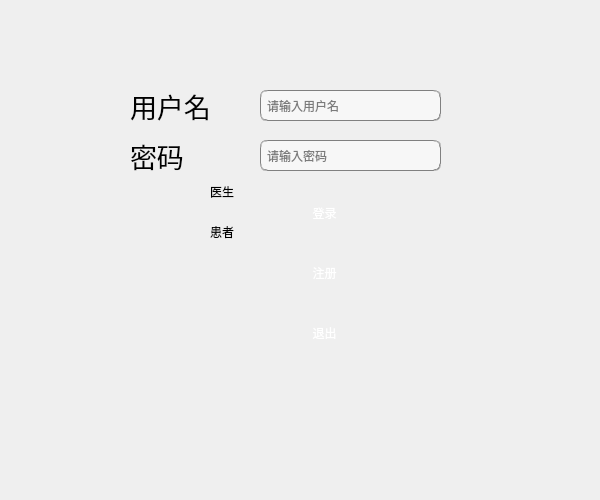
Above: demo1/login.ui from KeviaWang/work before the change. Below: the same form after it.
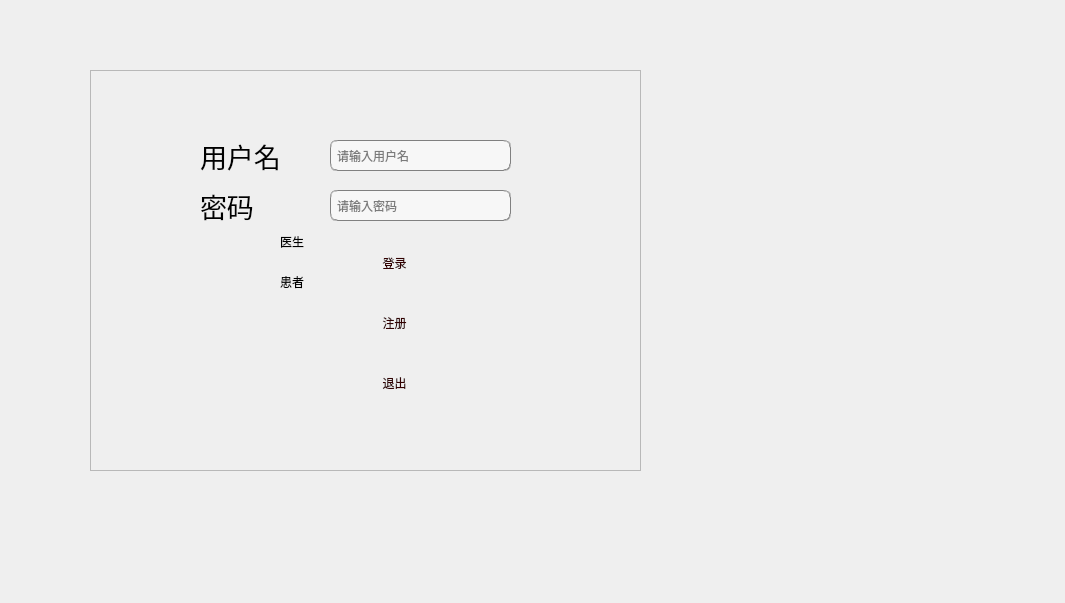
That is the form after the change. Icons and pictures are not drawn.

What changed in the file:
```diff
--- a/demo1/login.ui
+++ b/demo1/login.ui
@@ -6,34 +6,36 @@
    <rect>
     <x>0</x>
     <y>0</y>
-    <width>600</width>
-    <height>500</height>
+    <width>1065</width>
+    <height>603</height>
    </rect>
   </property>
   <property name="windowTitle">
    <string>Form</string>
   </property>
-  <widget class="QRadioButton" name="patientButton">
-   <property name="geometry">
-    <rect>
-     <x>190</x>
-     <y>220</y>
-     <width>112</width>
-     <height>23</height>
-    </rect>
-   </property>
    <property name="styleSheet">
-    <string notr="true">background:transparent</string>
-   </property>
-   <property name="text">
-    <string>患者</string>
+   <string notr="true">#login{border-image: url(:/picture/login.png);}</string>
+  </property>
+  <widget class="QFrame" name="frame">
+   <property name="geometry">
+    <rect>
+     <x>90</x>
+     <y>70</y>
+     <width>551</width>
+     <height>401</height>
+    </rect>
    </property>
-  </widget>
-  <widget class="QLineEdit" name="userLineEdit">
+   <property name="frameShape">
+    <enum>QFrame::StyledPanel</enum>
+   </property>
+   <property name="frameShadow">
+    <enum>QFrame::Raised</enum>
+   </property>
+   <widget class="QLineEdit" name="passLineEdit">
    <property name="geometry">
     <rect>
-     <x>260</x>
-     <y>90</y>
+      <x>240</x>
+      <y>120</y>
      <width>181</width>
      <height>31</height>
     </rect>
@@ -45,56 +47,17 @@
 font: 10pt &quot;Candara&quot;;</string>
    </property>
    <property name="echoMode">
-    <enum>QLineEdit::Normal</enum>
+     <enum>QLineEdit::Password</enum>
    </property>
    <property name="placeholderText">
-    <string>请输入用户名</string>
-   </property>
-  </widget>
-  <widget class="QPushButton" name="signup_btn">
-   <property name="geometry">
-    <rect>
-     <x>280</x>
-     <y>260</y>
-     <width>89</width>
-     <height>25</height>
-    </rect>
-   </property>
-   <property name="styleSheet">
-    <string notr="true">background-color: qlineargradient(spread:pad, x1:0.52, y1:1, x2:0.54, y2:0, 
-stop:0.0112994 rgba(64, 145, 252, 255), 
-stop:1 rgba(255, 255, 255, 255));
-color: rgb(255, 255, 255);
- 
-border:0px groove gray;border-radius:
-7px;padding:2px 4px;
-font: 14pt &quot;Candara&quot;;</string>
-   </property>
-   <property name="text">
-    <string>注册</string>
-   </property>
-  </widget>
-  <widget class="QRadioButton" name="doctorButton">
-   <property name="geometry">
-    <rect>
-     <x>190</x>
-     <y>180</y>
-     <width>112</width>
-     <height>23</height>
-    </rect>
-   </property>
-   <property name="styleSheet">
-    <string notr="true">background:transparent</string>
-   </property>
-   <property name="text">
-    <string>医生</string>
+     <string>请输入密码</string>
    </property>
   </widget>
   <widget class="QLabel" name="label">
    <property name="geometry">
     <rect>
-     <x>130</x>
-     <y>90</y>
+      <x>110</x>
+      <y>70</y>
      <width>131</width>
      <height>31</height>
     </rect>
@@ -116,11 +79,33 @@
     <string>用户名</string>
    </property>
   </widget>
+   <widget class="QLineEdit" name="userLineEdit">
+    <property name="geometry">
+     <rect>
+      <x>240</x>
+      <y>70</y>
+      <width>181</width>
+      <height>31</height>
+     </rect>
+    </property>
+    <property name="styleSheet">
+     <string notr="true">background-color: rgb(247, 247, 247);
+border:1px groove gray;border-radius:
+7px;padding:2px 4px;
+font: 10pt &quot;Candara&quot;;</string>
+    </property>
+    <property name="echoMode">
+     <enum>QLineEdit::Normal</enum>
+    </property>
+    <property name="placeholderText">
+     <string>请输入用户名</string>
+    </property>
+   </widget>
   <widget class="QPushButton" name="quitBtn">
    <property name="geometry">
     <rect>
-     <x>280</x>
-     <y>320</y>
+      <x>260</x>
+      <y>300</y>
      <width>89</width>
      <height>25</height>
     </rect>
@@ -129,7 +114,7 @@
     <string notr="true">background-color: qlineargradient(spread:pad, x1:0.52, y1:1, x2:0.54, y2:0, 
 stop:0.0112994 rgba(64, 145, 252, 255), 
 stop:1 rgba(255, 255, 255, 255));
-color: rgb(255, 255, 255);
+color: rgb(51, 0, 0);
  
 border:0px groove gray;border-radius:
 7px;padding:2px 4px;
@@ -139,11 +124,43 @@
     <string>退出</string>
    </property>
   </widget>
-  <widget class="QPushButton" name="logBtn">
+   <widget class="QRadioButton" name="doctorButton">
    <property name="geometry">
     <rect>
-     <x>280</x>
+      <x>170</x>
+      <y>160</y>
+      <width>112</width>
+      <height>23</height>
+     </rect>
+    </property>
+    <property name="styleSheet">
+     <string notr="true">background:transparent</string>
+    </property>
+    <property name="text">
+     <string>医生</string>
+    </property>
+   </widget>
+   <widget class="QRadioButton" name="patientButton">
+    <property name="geometry">
+     <rect>
+      <x>170</x>
      <y>200</y>
+      <width>112</width>
+      <height>23</height>
+     </rect>
+    </property>
+    <property name="styleSheet">
+     <string notr="true">background:transparent</string>
+    </property>
+    <property name="text">
+     <string>患者</string>
+    </property>
+   </widget>
+   <widget class="QPushButton" name="logBtn">
+    <property name="geometry">
+     <rect>
+      <x>260</x>
+      <y>180</y>
      <width>89</width>
      <height>25</height>
     </rect>
@@ -152,7 +169,7 @@
     <string notr="true">background-color: qlineargradient(spread:pad, x1:0.52, y1:1, x2:0.54, y2:0, 
 stop:0.0112994 rgba(64, 145, 252, 255), 
 stop:1 rgba(255, 255, 255, 255));
-color: rgb(255, 255, 255);
+color: rgb(51, 0, 0);
  
 border:0px groove gray;border-radius:
 7px;padding:2px 4px;
@@ -162,11 +179,34 @@
     <string>登录</string>
    </property>
   </widget>
+   <widget class="QPushButton" name="signup_btn">
+    <property name="geometry">
+     <rect>
+      <x>260</x>
+      <y>240</y>
+      <width>89</width>
+      <height>25</height>
+     </rect>
+    </property>
+    <property name="styleSheet">
+     <string notr="true">background-color: qlineargradient(spread:pad, x1:0.52, y1:1, x2:0.54, y2:0, 
+stop:0.0112994 rgba(64, 145, 252, 255), 
+stop:1 rgba(255, 255, 255, 255));
+color: rgb(51, 0, 0);
+ 
+border:0px groove gray;border-radius:
+7px;padding:2px 4px;
+font: 14pt &quot;Candara&quot;;</string>
+    </property>
+    <property name="text">
+     <string>注册</string>
+    </property>
+   </widget>
   <widget class="QLabel" name="label_2">
    <property name="geometry">
     <rect>
-     <x>130</x>
-     <y>140</y>
+      <x>110</x>
+      <y>120</y>
      <width>81</width>
      <height>31</height>
     </rect>
@@ -189,27 +229,6 @@
     <string>密码</string>
    </property>
   </widget>
-  <widget class="QLineEdit" name="passLineEdit">
-   <property name="geometry">
-    <rect>
-     <x>260</x>
-     <y>140</y>
-     <width>181</width>
-     <height>31</height>
-    </rect>
-   </property>
-   <property name="styleSheet">
-    <string notr="true">background-color: rgb(247, 247, 247);
-border:1px groove gray;border-radius:
-7px;padding:2px 4px;
-font: 10pt &quot;Candara&quot;;</string>
-   </property>
-   <property name="echoMode">
-    <enum>QLineEdit::Password</enum>
-   </property>
-   <property name="placeholderText">
-    <string>请输入密码</string>
-   </property>
   </widget>
  </widget>
  <resources/>
```
Lines whose indentation alone changed are shown as unchanged.
